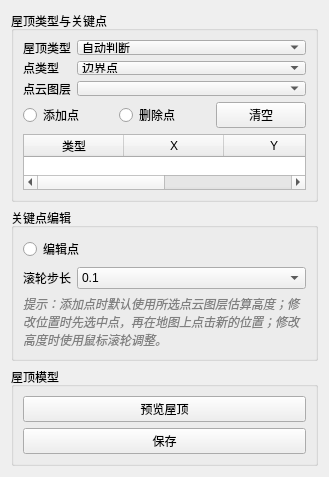
Old version of the form roofedit.ui in the repository 531985836-cpu/building_edit_manager.
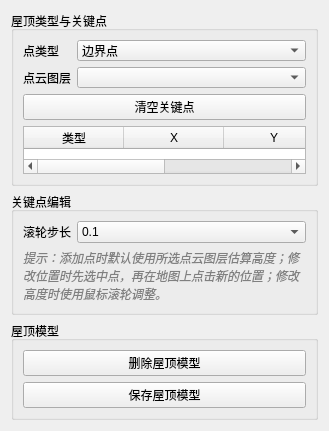
New version of the form.

Commit message: 基本完成十三种屋顶模型编辑

What changed in the file:
```diff
--- a/roofedit.ui
+++ b/roofedit.ui
@@ -23,49 +23,13 @@
       <item>
        <layout class="QFormLayout" name="formLayout_pointMode">
         <item row="0" column="0">
-         <widget class="QLabel" name="roofTypeLabel">
-          <property name="text">
-           <string>屋顶类型</string>
-          </property>
-         </widget>
-        </item>
-        <item row="0" column="1">
-         <widget class="QComboBox" name="roofTypeComboBox">
-          <item>
-           <property name="text">
-            <string>自动判断</string>
-           </property>
-          </item>
-          <item>
-           <property name="text">
-            <string>平屋顶</string>
-           </property>
-          </item>
-          <item>
-           <property name="text">
-            <string>单坡屋顶</string>
-           </property>
-          </item>
-          <item>
-           <property name="text">
-            <string>双坡屋顶</string>
-           </property>
-          </item>
-          <item>
-           <property name="text">
-            <string>四坡屋顶</string>
-           </property>
-          </item>
-         </widget>
-        </item>
-        <item row="1" column="0">
          <widget class="QLabel" name="pointTypeLabel">
           <property name="text">
            <string>点类型</string>
           </property>
          </widget>
         </item>
-        <item row="1" column="1">
+        <item row="0" column="1">
          <widget class="QComboBox" name="pointTypeComboBox">
           <item>
            <property name="text">
@@ -84,38 +48,24 @@
           </item>
          </widget>
         </item>
-        <item row="2" column="0">
+        <item row="1" column="0">
          <widget class="QLabel" name="pointCloudLabel">
           <property name="text">
            <string>点云图层</string>
           </property>
          </widget>
         </item>
-        <item row="2" column="1">
+        <item row="1" column="1">
          <widget class="QComboBox" name="pointCloudComboBox"/>
         </item>
        </layout>
       </item>
       <item>
        <layout class="QHBoxLayout" name="horizontalLayout_pointButtons">
-        <item>
-         <widget class="QRadioButton" name="radioButton_2">
-          <property name="text">
-           <string>添加点</string>
-          </property>
-         </widget>
-        </item>
-        <item>
-         <widget class="QRadioButton" name="radioButton">
-          <property name="text">
-           <string>删除点</string>
-          </property>
-         </widget>
-        </item>
         <item>
          <widget class="QPushButton" name="clearPointsButton">
           <property name="text">
-           <string>清空</string>
+           <string>清空关键点</string>
           </property>
          </widget>
         </item>
@@ -184,13 +134,6 @@
       <string>关键点编辑</string>
      </property>
      <layout class="QVBoxLayout" name="verticalLayout_2">
-      <item>
-       <widget class="QRadioButton" name="editModeRadioButton">
-        <property name="text">
-         <string>编辑点</string>
-        </property>
-       </widget>
-      </item>
       <item>
        <layout class="QFormLayout" name="formLayout">
         <item row="0" column="0">
@@ -246,14 +189,14 @@
       <item>
        <widget class="QPushButton" name="previewRoofButton">
         <property name="text">
-         <string>预览屋顶</string>
+         <string>删除屋顶模型</string>
         </property>
        </widget>
       </item>
       <item>
        <widget class="QPushButton" name="saveRoofButton">
         <property name="text">
-         <string>保存</string>
+         <string>保存屋顶模型</string>
         </property>
        </widget>
       </item>
```
Left out of the diff: 7 changed lines with no effect on the pictures. The commit also changes 5 other files.
